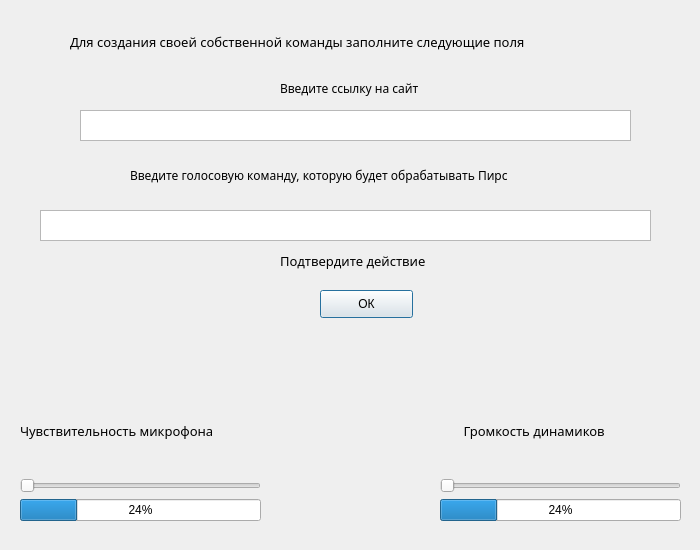
Yondu715/PIRS, file gui/settings.ui: the form before one commit.
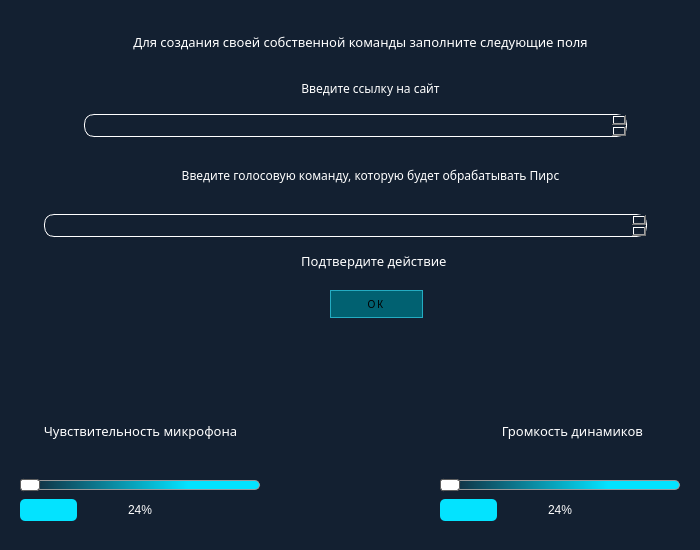
The form after the commit.

Commit message: update interface for settings window

```diff
--- a/gui/settings.ui
+++ b/gui/settings.ui
@@ -25,6 +25,67 @@
   <property name="windowTitle">
    <string>Settings</string>
   </property>
+  <property name="styleSheet">
+   <string notr="true">* {
+background-color: rgb(19, 32, 49);
+}
+
+QPushButton {
+  text-decoration: none;
+  text-transform: uppercase;
+  letter-spacing: 2px;
+  color: black;
+  background: rgba(1, 97, 113);
+  font-size: 10px;
+  text-align: center;
+  border: 1px;
+  border-color: rgb(36, 172, 194);
+  border-style: solid;
+  }
+
+QPushButton:hover {
+    background-color: rgb(36, 172, 194);
+  }
+
+QLabel {
+	color: white;
+}
+
+QProgressBar{
+border-radius: 5px;
+text-align:center;
+color: white;
+}
+
+QProgressBar::chunk{
+border-radius: 5px;
+background-color: rgb(3, 227, 255);
+}
+
+QTextEdit{
+border:1px solid white;
+border-radius: 10px;
+margin:4px;
+color:white;
+}
+
+QSlider::groove{
+    border: 1px solid #999999;
+	border-radius: 5px;
+    height: 8px; 
+    background: qlineargradient(x1:0, y1:0, x2:0.7, y2:0, stop:0  rgb(19, 32, 49), stop:1  rgb(3, 227, 255));
+    margin: 2px 1px;
+}
+
+QSlider::handle{
+    background:white;
+    border: 1px solid #5c5c5c;
+    width: 18px;
+    margin: -2px; 
+    border-radius: 3px;
+}
+</string>
+  </property>
   <widget class="QWidget" name="verticalLayoutWidget">
    <property name="geometry">
     <rect>
@@ -46,6 +107,9 @@
       <property name="text">
        <string>Чувствительность микрофона</string>
       </property>
+      <property name="alignment">
+       <set>Qt::AlignCenter</set>
+      </property>
      </widget>
     </item>
     <item>
@@ -85,6 +149,9 @@
       <property name="text">
        <string>       Громкость динамиков</string>
       </property>
+      <property name="alignment">
+       <set>Qt::AlignCenter</set>
+      </property>
      </widget>
     </item>
     <item>
@@ -106,7 +173,7 @@
   <widget class="QLabel" name="label_2">
    <property name="geometry">
     <rect>
-     <x>280</x>
+     <x>290</x>
      <y>80</y>
      <width>161</width>
      <height>16</height>
@@ -121,6 +188,9 @@
    <property name="text">
     <string>Введите ссылку на сайт</string>
    </property>
+   <property name="alignment">
+    <set>Qt::AlignCenter</set>
+   </property>
   </widget>
   <widget class="QTextEdit" name="textEdit_2">
    <property name="geometry">
@@ -155,16 +225,22 @@
    <property name="text">
     <string>Подтвердите действие </string>
    </property>
+   <property name="alignment">
+    <set>Qt::AlignCenter</set>
+   </property>
   </widget>
   <widget class="QPushButton" name="ok">
    <property name="geometry">
     <rect>
-     <x>320</x>
+     <x>330</x>
      <y>290</y>
      <width>93</width>
      <height>28</height>
     </rect>
    </property>
+   <property name="styleSheet">
+    <string notr="true"/>
+   </property>
    <property name="text">
     <string>ОК</string>
    </property>
@@ -172,7 +248,7 @@
   <widget class="QLabel" name="label">
    <property name="geometry">
     <rect>
-     <x>70</x>
+     <x>80</x>
      <y>30</y>
      <width>561</width>
      <height>23</height>
@@ -187,6 +263,9 @@
    <property name="text">
     <string>Для создания своей собственной команды заполните следующие поля</string>
    </property>
+   <property name="alignment">
+    <set>Qt::AlignCenter</set>
+   </property>
   </widget>
   <widget class="QTextEdit" name="textEdit">
    <property name="geometry">
@@ -206,7 +285,7 @@
   <widget class="QLabel" name="label_5">
    <property name="geometry">
     <rect>
-     <x>130</x>
+     <x>150</x>
      <y>150</y>
      <width>441</width>
      <height>51</height>
@@ -218,9 +297,15 @@
      <pointsize>9</pointsize>
     </font>
    </property>
+   <property name="layoutDirection">
+    <enum>Qt::LeftToRight</enum>
+   </property>
    <property name="text">
     <string>Введите голосовую команду, которую будет обрабатывать Пирс</string>
    </property>
+   <property name="alignment">
+    <set>Qt::AlignCenter</set>
+   </property>
   </widget>
  </widget>
  <resources/>
```
Left out of the diff: 2 changed lines with no effect on the pictures. The commit also changes 1 other file.
